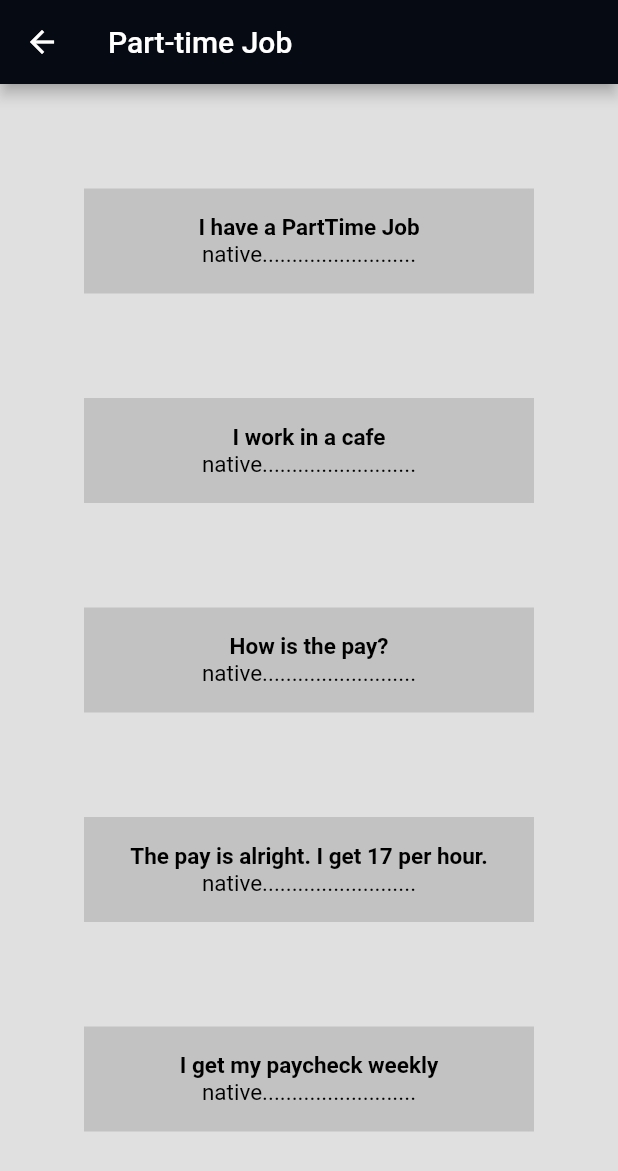
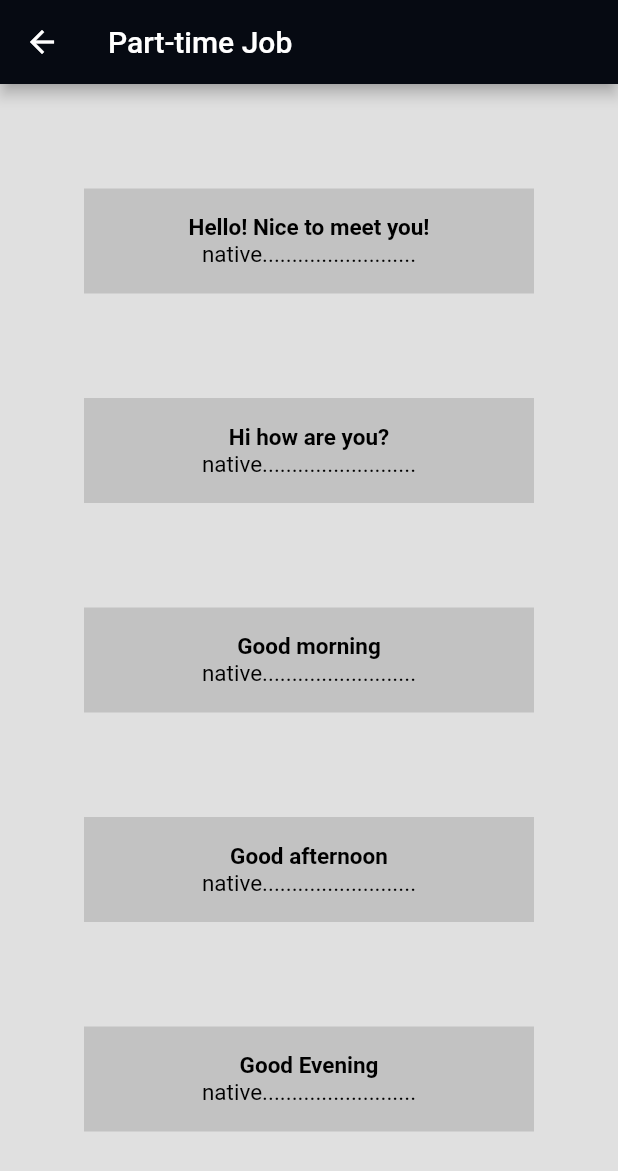
Before and after one commit to Nicolep02/starters, a Flutter app: the PartTime screen opened directly, on a phone screen of 412 x 824 dp. Shown: the top 1171 px of the screen. Run offline on Flutter 3.47's test engine with Material 2 defaults, Android fonts, the phone set to English and light mode, and no system bars; our stand-ins replace google_nav_bar.

Commit message:
Update greetings.dart

```diff
--- a/lib/conversational_pages/greetings.dart
+++ b/lib/conversational_pages/greetings.dart
@@ -33,7 +33,7 @@ class PartTime extends StatelessWidget {
                     mainAxisAlignment: MainAxisAlignment.center,
                     children: [
                       Text(
-                          'I have a PartTime Job',
+                          'Hello! Nice to meet you!',
                           style: TextStyle(
                             fontSize: 15,
                             fontWeight: FontWeight.bold,
@@ -60,7 +60,7 @@ class PartTime extends StatelessWidget {
                     mainAxisAlignment: MainAxisAlignment.center,
                     children: [
                       Text(
-                          'I work in a cafe',
+                          'Hi how are you?',
                           style: TextStyle(
                             fontSize: 15,
                             fontWeight: FontWeight.bold,
@@ -87,7 +87,7 @@ class PartTime extends StatelessWidget {
                     mainAxisAlignment: MainAxisAlignment.center,
                     children: [
                       Text(
-                          'How is the pay?',
+                          'Good morning',
                           style: TextStyle(
                             fontSize: 15,
                             fontWeight: FontWeight.bold,
@@ -114,7 +114,7 @@ class PartTime extends StatelessWidget {
                     mainAxisAlignment: MainAxisAlignment.center,
                     children: [
                       Text(
-                          'The pay is alright. I get 17 per hour.',
+                          'Good afternoon',
                           style: TextStyle(
                             fontSize: 15,
                             fontWeight: FontWeight.bold,
@@ -141,7 +141,7 @@ class PartTime extends StatelessWidget {
                     mainAxisAlignment: MainAxisAlignment.center,
                     children: [
                       Text(
-                          'I get my paycheck weekly',
+                          'Good Evening',
                           style: TextStyle(
                             fontSize: 15,
                             fontWeight: FontWeight.bold,
```
